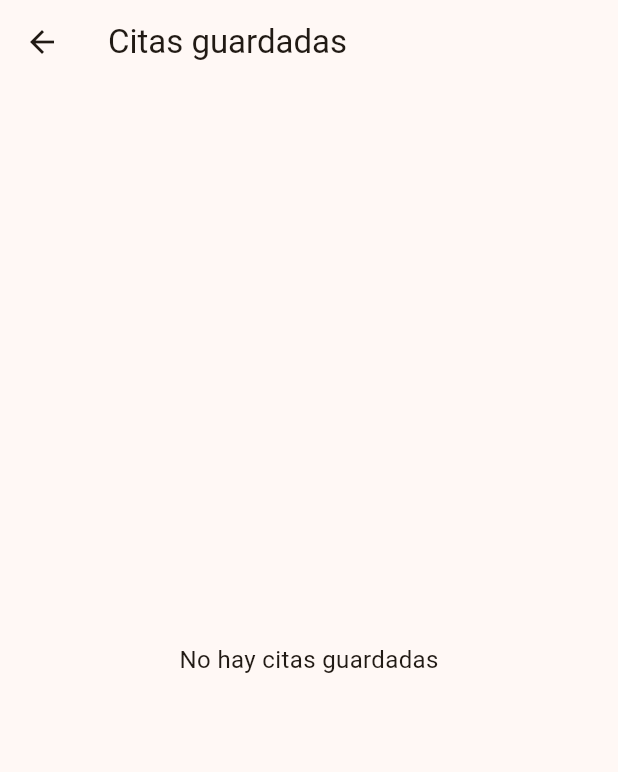
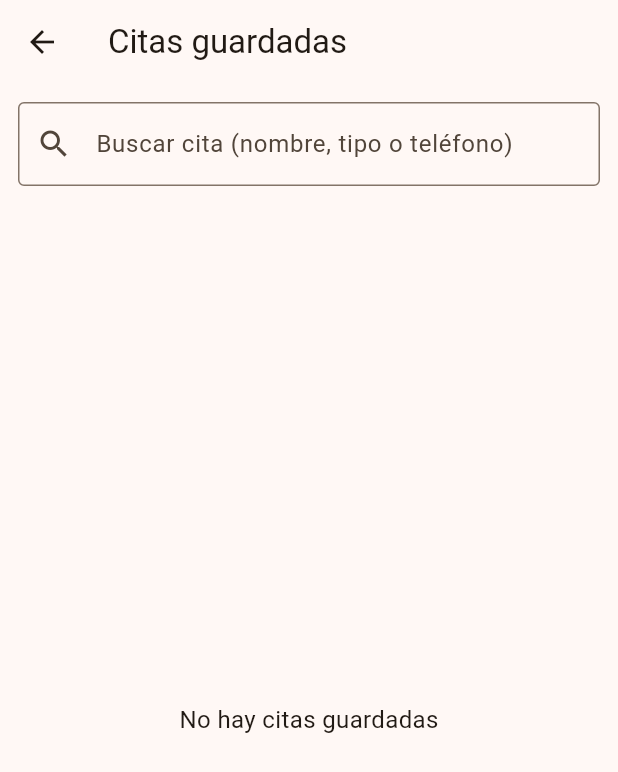
Before and after one commit to LussenHunter/sc_ventas, a Flutter app: the screen it shows after launch, after a tap on "Ver citas", on a phone screen of 412 x 824 dp. Shown: the top 772 px of the screen. Run offline on Flutter 3.47's test engine with Material 3 defaults, Android fonts, the phone set to English and light mode, and no system bars; our stand-ins replace shared_preferences.

Commit message:
Respaldo de buscador

```diff
--- a/lib/screens/citas_list_screen.dart
+++ b/lib/screens/citas_list_screen.dart
@@ -12,11 +12,18 @@ class CitasListScreen extends StatefulWidget {
 
 class _CitasListScreenState extends State<CitasListScreen> {
   List<Cita> citas = [];
+  List<Cita> citasFiltradas = [];
+
+  final TextEditingController _buscarController = TextEditingController();
 
   @override
   void initState() {
     super.initState();
     _cargarCitas();
+
+    _buscarController.addListener(() {
+      _filtrarCitas(_buscarController.text);
+    });
   }
 
   Future<void> _cargarCitas() async {
@@ -31,10 +38,35 @@ class _CitasListScreenState extends State<CitasListScreen> {
 
     setState(() {
       citas = citasGuardadas;
+      citasFiltradas = citasGuardadas;
+    });
+  }
+
+  void _filtrarCitas(String texto) {
+    final query = texto.toLowerCase().trim();
+
+    if (query.isEmpty) {
+      setState(() {
+        citasFiltradas = citas;
+      });
+      return;
+    }
+
+    final filtradas = citas.where((cita) {
+      return cita.nombre.toLowerCase().contains(query) ||
+          cita.telefono.toLowerCase().contains(query) ||
+          cita.tipo.toLowerCase().contains(query);
+    }).toList();
+
+    setState(() {
+      citasFiltradas = filtradas;
     });
   }
 
   DateTime _convertirAFecha(String fecha, String hora) {
+    // fecha: 12/8/2026
+    // hora: 3:30 PM
+
     final partesFecha = fecha.split('/');
     final dia = int.parse(partesFecha[0]);
     final mes = int.parse(partesFecha[1]);
@@ -45,6 +77,7 @@ class _CitasListScreenState extends State<CitasListScreen> {
 
     int h = int.parse(horaMin[0]);
     final m = int.parse(horaMin[1]);
+
     final ampm = partesHora.length > 1 ? partesHora[1] : "AM";
 
     if (ampm == "PM" && h != 12) h += 12;
@@ -81,18 +114,16 @@ class _CitasListScreenState extends State<CitasListScreen> {
   }
 
   Future<void> _eliminarCitaPorId(String id) async {
-    final citaEliminada = citas.where((c) => c.id == id).isNotEmpty
-    ? citas.firstWhere((c) => c.id == id)
-    : null;
     setState(() {
       citas.removeWhere((c) => c.id == id);
+      citasFiltradas.removeWhere((c) => c.id == id);
     });
 
     await CitasStorage.guardarCitas(citas);
 
     if (mounted) {
       ScaffoldMessenger.of(context).showSnackBar(
-        SnackBar(content: Text('Cita eliminada')),
+        const SnackBar(content: Text('Cita eliminada')),
       );
     }
   }
@@ -105,8 +136,14 @@ class _CitasListScreenState extends State<CitasListScreen> {
       ),
     );
 
-    // al volver, refrescar
+    // Al volver, refrescar lista
     await _cargarCitas();
+  }
+
+  @override
+  void dispose() {
+    _buscarController.dispose();
+    super.dispose();
   }
 
   @override
@@ -115,7 +152,24 @@ class _CitasListScreenState extends State<CitasListScreen> {
       appBar: AppBar(
         title: const Text("Citas guardadas"),
       ),
-      body: citas.isEmpty
+      body: Column(
+        children: [
+          // 🔎 Buscador
+          Padding(
+            padding: const EdgeInsets.all(12),
+            child: TextField(
+              controller: _buscarController,
+              decoration: const InputDecoration(
+                labelText: "Buscar cita (nombre, tipo o teléfono)",
+                border: OutlineInputBorder(),
+                prefixIcon: Icon(Icons.search),
+              ),
+            ),
+          ),
+
+          // Lista
+          Expanded(
+            child: citasFiltradas.isEmpty
                 ? const Center(
                     child: Text(
                       "No hay citas guardadas",
@@ -123,9 +177,9 @@ class _CitasListScreenState extends State<CitasListScreen> {
                     ),
                   )
                 : ListView.builder(
-              itemCount: citas.length,
+                    itemCount: citasFiltradas.length,
                     itemBuilder: (context, index) {
-                final cita = citas[index];
+                      final cita = citasFiltradas[index];
 
                       return Card(
                         margin: const EdgeInsets.symmetric(
@@ -147,6 +201,9 @@ class _CitasListScreenState extends State<CitasListScreen> {
                       );
                     },
                   ),
+          ),
+        ],
+      ),
     );
   }
 }
```
Lines whose indentation alone changed are shown as unchanged.
